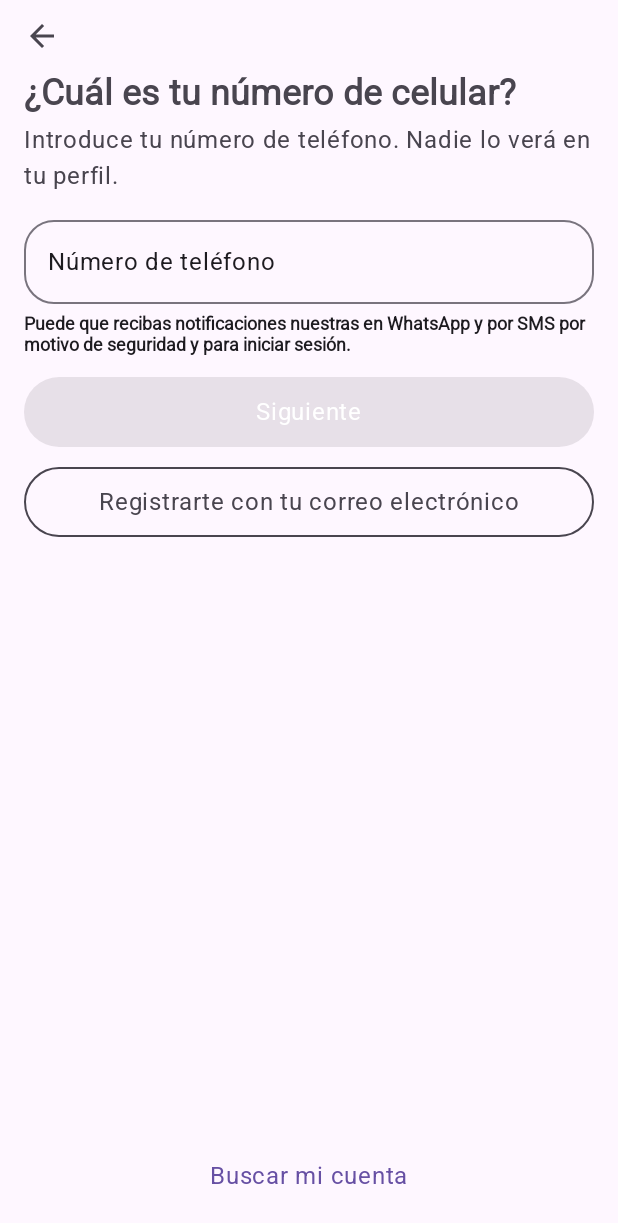
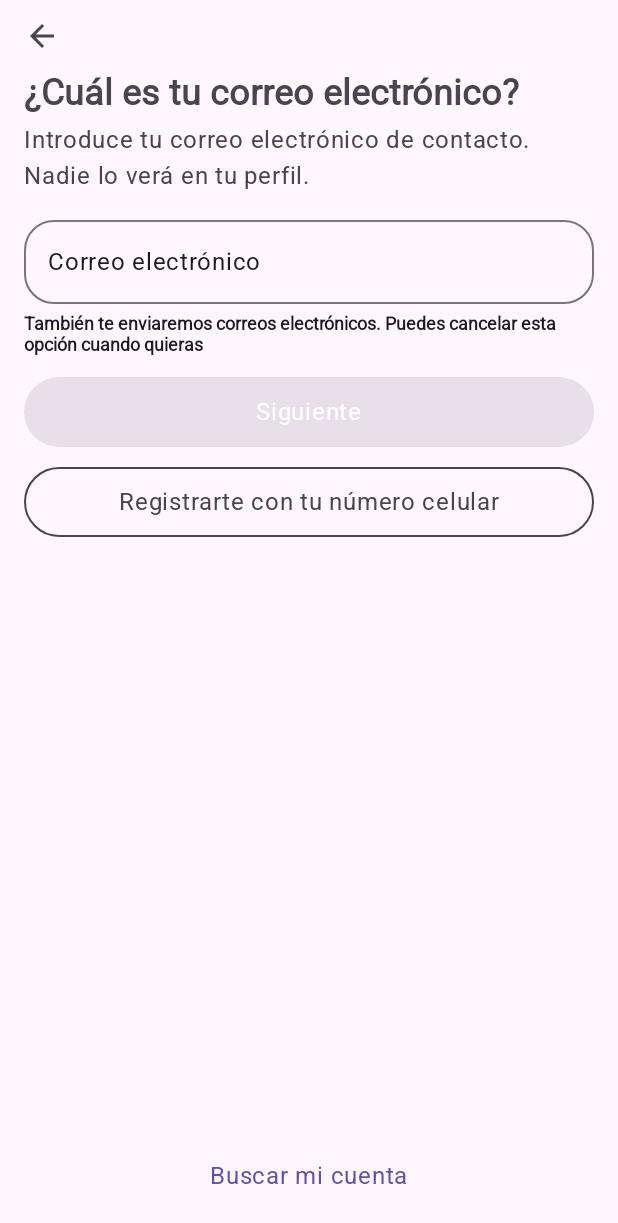
Before and after one commit to SylvinaSR/InstaProject, an Android app built with Jetpack Compose: the SignUpScreen screen opened through its navigation route, after a tap on "Registrarte con tu correo electrónico", on a phone screen of 412 x 824 dp. Shown: the top 1223 px of the screen. Run offline under Robolectric (Android 15) with nearby library versions, the light colour scheme and no system bars.

Commit message:
feat: Add email option in SignUp Screen

```diff
--- a/app/src/main/java/com/sylvieprojects/instaproject/view/auth/signUp/SignUpScreen.kt
+++ b/app/src/main/java/com/sylvieprojects/instaproject/view/auth/signUp/SignUpScreen.kt
@@ -46,41 +46,56 @@ fun SignUpScreen(signUpViewModel: SignUpViewModel = viewModel()) {
             )
             Spacer(modifier = Modifier.height(12.dp))
             InstaTitles(
-                text = stringResource(R.string.signup_screen_title),
+                text = if (uiState.isPhoneOption) stringResource(R.string.signup_screen_title_phone) else stringResource(
+                    R.string.signup_screen_title_email
+                ),
                 color = MaterialTheme.colorScheme.onSurfaceVariant
             )
             Spacer(modifier = Modifier.height(8.dp))
             InstaText(
-                text = stringResource(R.string.signup_screen_description),
+                text = if (uiState.isPhoneOption) stringResource(R.string.signup_screen_description_phone) else stringResource(
+                    R.string.signup_screen_description_email
+                ),
                 color = MaterialTheme.colorScheme.onSurfaceVariant
             )
             Spacer(modifier = Modifier.height(12.dp))
             OutlinedTextField(
                 modifier = Modifier.fillMaxWidth(),
                 shape = MaterialTheme.shapes.large,
-                keyboardOptions = KeyboardOptions(keyboardType = KeyboardType.Phone),
-                value = uiState.phoneNumber,
+                keyboardOptions = KeyboardOptions(keyboardType = if (uiState.isPhoneOption) KeyboardType.Phone else KeyboardType.Email),
+                value = uiState.inputText,
                 label = {
-                    InstaText(text = stringResource(R.string.signup_screen_label_number))
+                    InstaText(
+                        text = if (uiState.isPhoneOption) stringResource(R.string.signup_screen_label_number) else stringResource(
+                            R.string.signup_screen_label_email
+                        )
+                    )
                 },
-                onValueChange = { signUpViewModel.onPhoneNumberChange(it) })
+                onValueChange = { signUpViewModel.onTextChanged(it) })
             Spacer(modifier = Modifier.height(6.dp))
-            InstaTextSmall(text = stringResource(R.string.signup_screen_text_notifications))
+            InstaTextSmall(
+                text = if (uiState.isPhoneOption) stringResource(R.string.signup_screen_text_notifications_phone) else stringResource(
+                    R.string.signup_screen_text_notifications_email
+                )
+            )
             Spacer(modifier = Modifier.height(14.dp))
             InstaButton(
                 modifier = Modifier.fillMaxWidth(),
                 text = stringResource(R.string.label_next),
                 onClick = {},
-                enabled = uiState.isNextEnable)
+                enabled = uiState.isNextEnable
+            )
             Spacer(modifier = Modifier.height(12.dp))
             OutlinedButton(
                 modifier = Modifier.fillMaxWidth(),
-                onClick = {},
+                onClick = { signUpViewModel.onOptionChange() },
                 border = BorderStroke(1.dp, MaterialTheme.colorScheme.onSurfaceVariant)
             ) {
                 InstaText(
                     modifier = Modifier.padding(6.dp),
-                    text = stringResource(R.string.signup_screen_button_register_email),
+                    text = if (uiState.isPhoneOption) stringResource(R.string.signup_screen_button_register_email) else stringResource(
+                        R.string.signup_screen_button_register_phone
+                    ),
                     color = MaterialTheme.colorScheme.onSurfaceVariant
                 )
             }
--- a/app/src/main/java/com/sylvieprojects/instaproject/view/auth/signUp/SignUpViewModel.kt
+++ b/app/src/main/java/com/sylvieprojects/instaproject/view/auth/signUp/SignUpViewModel.kt
@@ -1,5 +1,6 @@
 package com.sylvieprojects.instaproject.view.auth.signUp
 
+import android.util.Patterns
 import androidx.lifecycle.ViewModel
 import kotlinx.coroutines.flow.MutableStateFlow
 import kotlinx.coroutines.flow.StateFlow
@@ -10,23 +11,40 @@ class SignUpViewModel : ViewModel() {
     private val _uiState = MutableStateFlow(SignUpUiState())
     val uiState: StateFlow<SignUpUiState> = _uiState
 
-    fun onPhoneNumberChange(phone: String) {
+    fun onTextChanged(phone: String) {
         _uiState.update { state ->
-            state.copy(phoneNumber = phone)
+            state.copy(inputText = phone)
         }
-        verifyPhoneNumber()
+        verifyContent()
     }
 
-    private fun verifyPhoneNumber() {
-        val enableButton = _uiState.value.phoneNumber.length == 10
+    private fun verifyContent() {
+        val enableButton =
+            if (_uiState.value.isPhoneOption) {
+                _uiState.value.inputText.length == 10
+            } else {
+                isEmailValid(
+                    _uiState.value.inputText
+                )
+            }
         _uiState.update { state ->
             state.copy(isNextEnable = enableButton)
         }
     }
 
+    fun isEmailValid(email: String): Boolean = Patterns.EMAIL_ADDRESS.matcher(email).matches()
+
+    fun onOptionChange() {
+        _uiState.update { state ->
+            state.copy(isPhoneOption = !state.isPhoneOption, inputText = "")
+        }
+        verifyContent()
+    }
+
 }
 
 data class SignUpUiState(
-    val phoneNumber: String = "",
-    val isNextEnable: Boolean = false
+    val inputText: String = "",
+    val isNextEnable: Boolean = false,
+    val isPhoneOption: Boolean = true
 )
--- a/app/src/main/res/values/strings.xml
+++ b/app/src/main/res/values/strings.xml
@@ -8,11 +8,16 @@
     <string name="login_screen_text_forgot_password">¿Has olvidado la contraseña?</string>
     <string name="login_screen_text_sign_up">Crear cuenta nueva</string>
 <!--    SignUp Screen-->
-    <string name="signup_screen_title">¿Cuál es tu número de celular?</string>
-    <string name="signup_screen_description">Introduce tu número de teléfono. Nadie lo verá en tu perfil.</string>
+    <string name="signup_screen_title_phone">¿Cuál es tu número de celular?</string>
+    <string name="signup_screen_description_phone">Introduce tu número de teléfono. Nadie lo verá en tu perfil.</string>
+    <string name="signup_screen_title_email">¿Cuál es tu correo electrónico?</string>
+    <string name="signup_screen_description_email">Introduce tu correo electrónico de contacto. Nadie lo verá en tu perfil.</string>
     <string name="signup_screen_label_number">Número de teléfono</string>
-    <string name="signup_screen_text_notifications">Puede que recibas notificaciones nuestras en WhatsApp y por SMS por motivo de seguridad y para iniciar sesión.</string>
+    <string name="signup_screen_label_email">Correo electrónico</string>
+    <string name="signup_screen_text_notifications_phone">Puede que recibas notificaciones nuestras en WhatsApp y por SMS por motivo de seguridad y para iniciar sesión.</string>
+    <string name="signup_screen_text_notifications_email">También te enviaremos correos electrónicos. Puedes cancelar esta opción cuando quieras</string>
     <string name="label_next">Siguiente</string>
     <string name="signup_screen_button_register_email">Registrarte con tu correo electrónico</string>
+    <string name="signup_screen_button_register_phone">Registrarte con tu número celular</string>
     <string name="signup_screen_text_search_account">Buscar mi cuenta</string>
 </resources>
```
